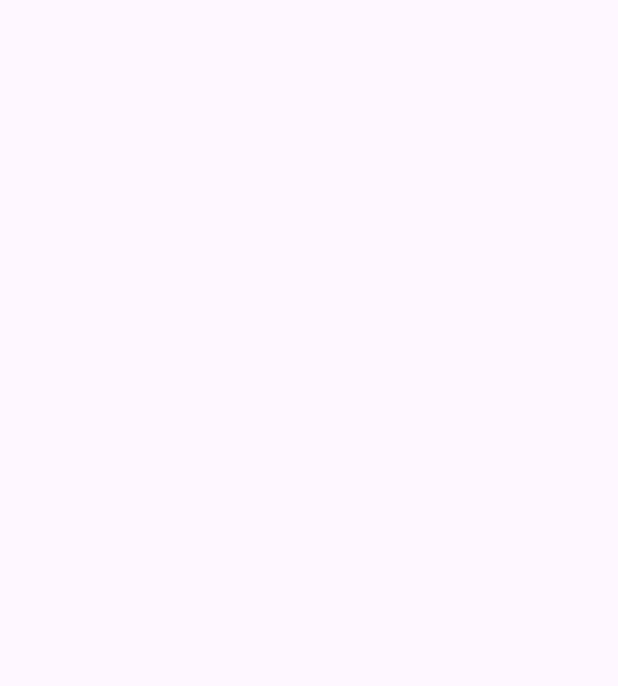
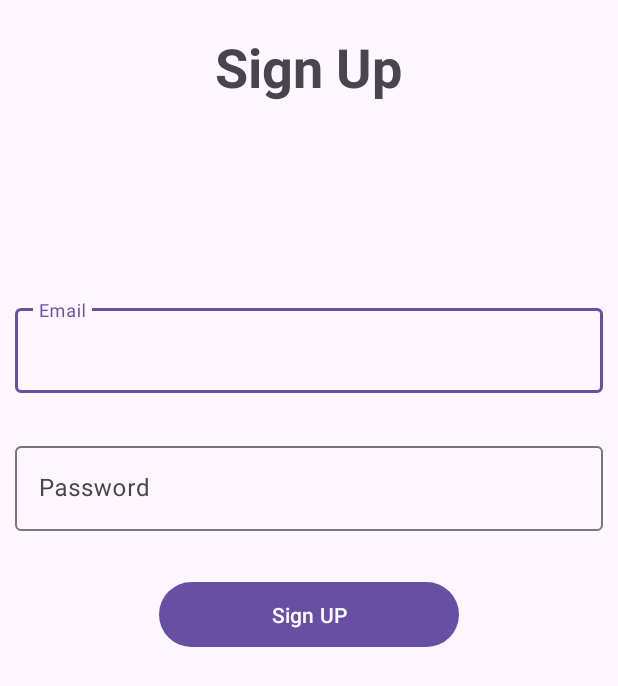
Before and after one commit to MYanuarBF/PPB-Tubes-HatsCoffee, an Android app: the RegisterActivity screen opened directly, with no data from a screen before it, on a phone screen of 412 x 824 dp. Before the commit the part shown is empty. Shown: the top 686 px of the screen. Run offline under Robolectric (Android 15) with nearby library versions, the phone set to English and light mode, and no system bars.

Commit message:
update register layout

```diff
--- a/app/src/main/res/layout/activity_register.xml
+++ b/app/src/main/res/layout/activity_register.xml
@@ -11,6 +11,68 @@
     android:layout_width="match_parent"
     android:layout_height="wrap_content">
 
+        <TextView
+            android:layout_width="wrap_content"
+            android:layout_height="wrap_content"
+            android:layout_centerHorizontal="true"
+            android:layout_marginTop="20dp"
+            android:textSize="36sp"
+            android:textStyle="bold"
+            android:text="Sign Up"
+            />
+
+        <com.google.android.material.textfield.TextInputLayout
+            android:id="@+id/editTextEmail"
+            android:layout_width="match_parent"
+            android:layout_height="wrap_content"
+            android:layout_marginStart="10dp"
+            android:layout_marginEnd="10dp"
+            android:layout_marginTop="200dp"
+            style="@style/ThemeOverlay.Material3.TextInputEditText.OutlinedBox"
+            >
+
+            <com.google.android.material.textfield.TextInputEditText
+                android:layout_width="match_parent"
+                android:layout_height="wrap_content"
+                android:hint="Email"
+                android:inputType="textEmailAddress"
+                >
+
+            </com.google.android.material.textfield.TextInputEditText>
+        </com.google.android.material.textfield.TextInputLayout>
+
+        <com.google.android.material.textfield.TextInputLayout
+            android:layout_below="@id/editTextEmail"
+            android:id="@+id/editTextPassword"
+            android:layout_width="match_parent"
+            android:layout_height="wrap_content"
+            android:layout_marginTop="30dp"
+            android:layout_marginStart="10dp"
+            android:layout_marginEnd="10dp"
+            style="@style/ThemeOverlay.Material3.TextInputEditText.OutlinedBox"
+            >
+
+            <com.google.android.material.textfield.TextInputEditText
+                android:layout_width="match_parent"
+                android:layout_height="wrap_content"
+                android:hint="Password"
+                android:inputType="textEmailAddress"
+                >
+
+            </com.google.android.material.textfield.TextInputEditText>
+        </com.google.android.material.textfield.TextInputLayout>
+
+        <com.google.android.material.button.MaterialButton
+            android:layout_below="@id/editTextPassword"
+            android:layout_width="200dp"
+            android:layout_height="wrap_content"
+            android:layout_marginTop="30dp"
+            android:padding="12dp"
+            android:layout_marginStart="10dp"
+            android:layout_marginEnd="10dp"
+            android:layout_centerHorizontal="true"
+            android:text="Sign UP"
+            />
 
     </RelativeLayout>
 
```
